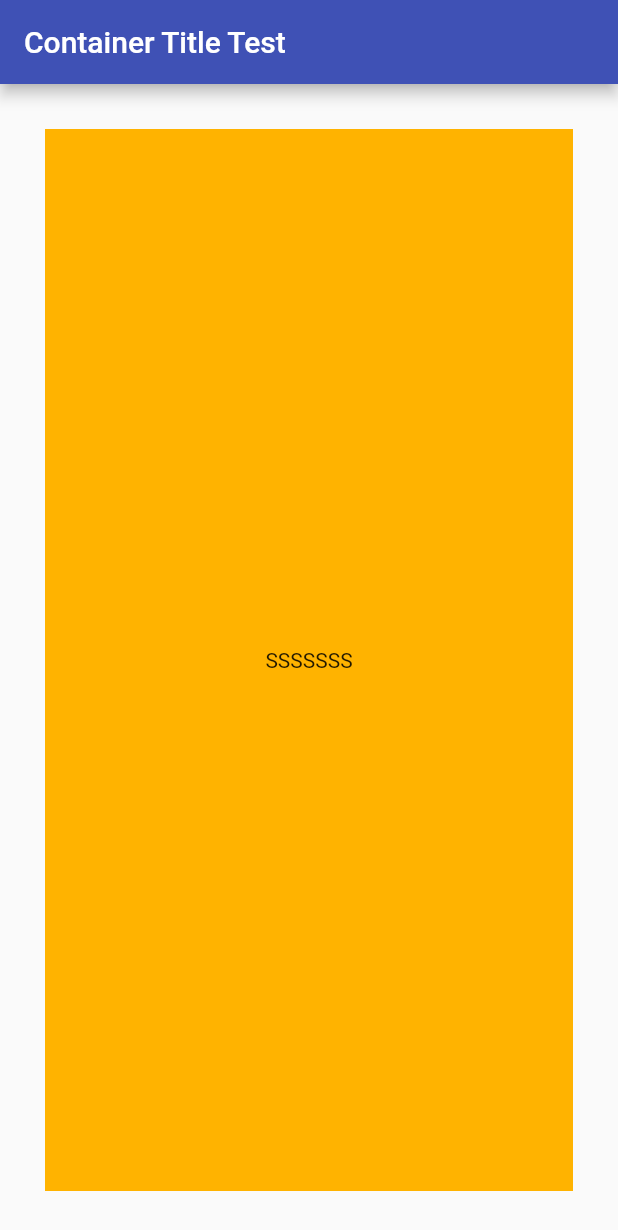
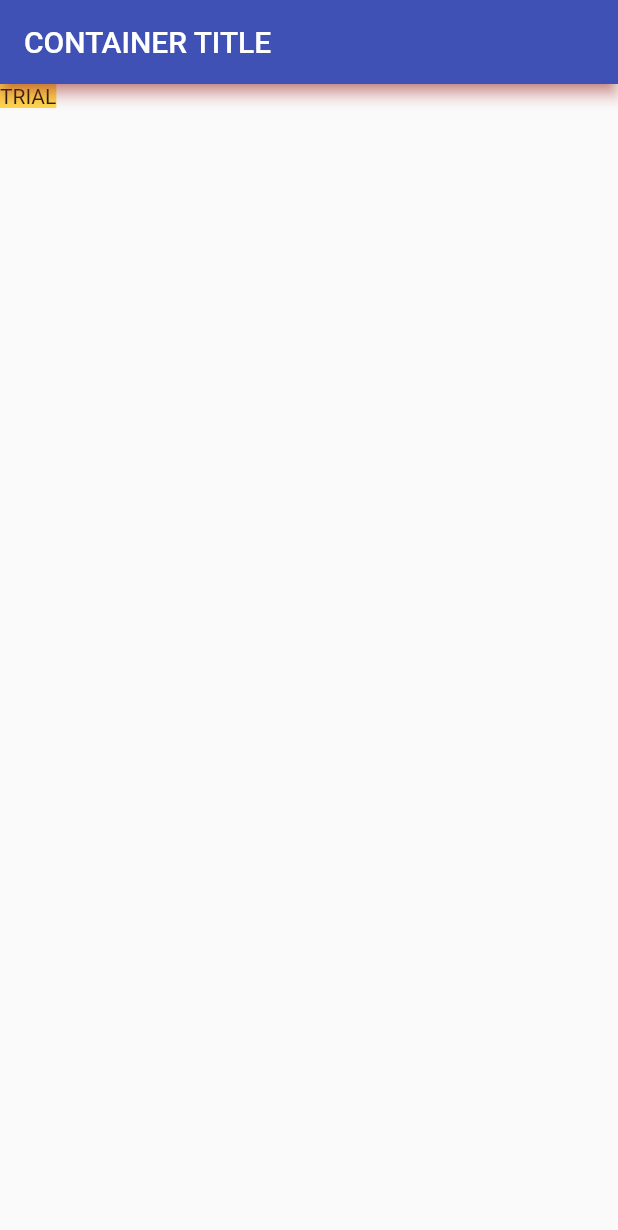
Before and after one commit to skravche/simple_flutter, a Flutter app: the screen it shows after launch, on a phone screen of 412 x 824 dp. Shown: the top 1230 px of the screen. Run offline on Flutter 3.47's test engine with Material 2 defaults, Android fonts, the phone set to English and light mode, and no system bars.

Commit message:
new container func && block borders

```diff
--- a/lib/new_container.dart
+++ b/lib/new_container.dart
@@ -19,7 +19,11 @@ class MyContainer extends StatelessWidget {
             ),
             alignment: Alignment.center,
             //width: 300,
-            margin: const EdgeInsets.all(30.0),
+            //margin: const EdgeInsets.all(30.0),
+            //margin: const EdgeInsets.fromLTRB(100, 10, 10, 250),
+            //margin: const EdgeInsets.symmetric(horizontal: 10, vertical: 100),
+            margin: const EdgeInsets.only(top: 100),
+            // the same with padding
             padding: const EdgeInsets.all(0.0),
           ),
         ),
--- /dev/null
+++ b/lib/new_container_info.dart
@@ -0,0 +1,13 @@
+import 'package:flutter/material.dart';
+
+class MyContainer extends StatelessWidget {
+  @override
+  Widget build(BuildContext context) {
+    return Scaffold(
+        appBar: AppBar(
+          title: Text('CONTAINER TITLE'),
+          shadowColor: Colors.red,
+        ),
+        body: Container(color: Colors.amber[300], child: Text('TRIAL')));
+  }
+}
```
Also changed, not shown: lib/main.dart (+10 -2 lines).
